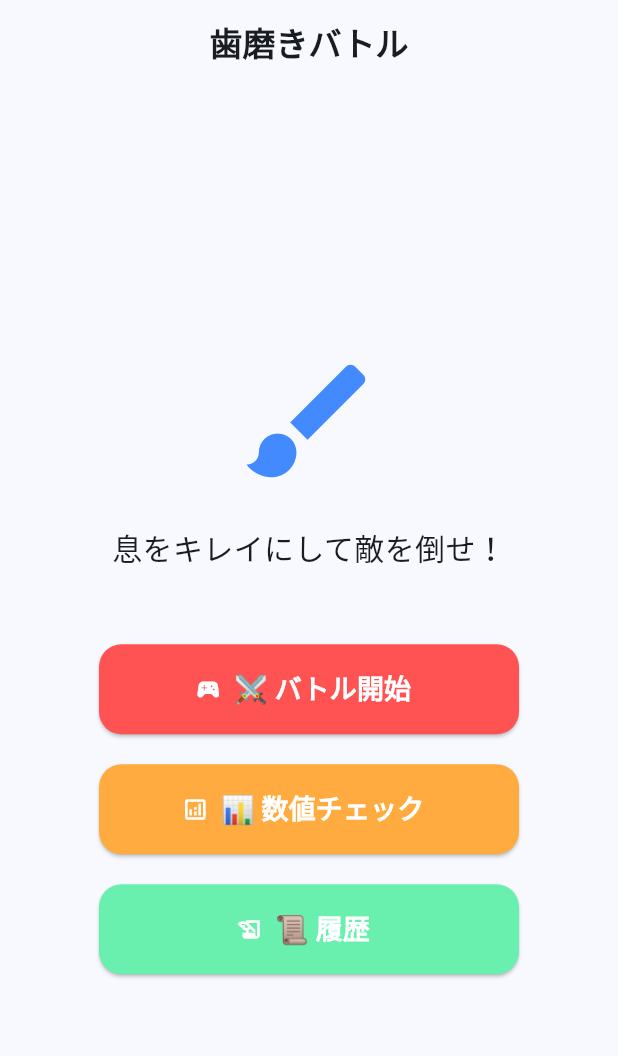
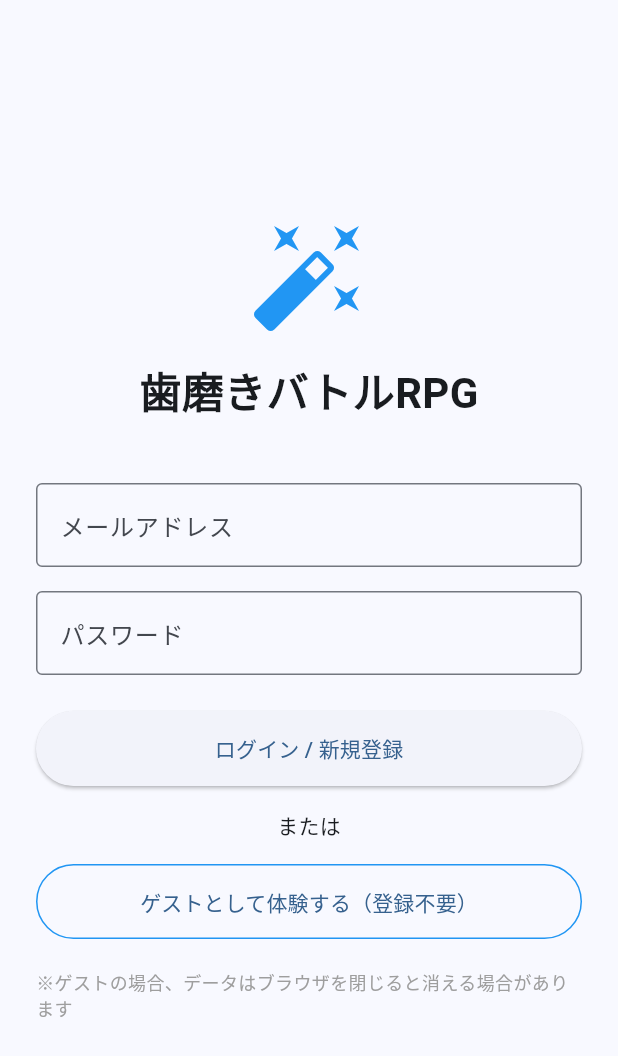
Before and after one commit to Laur3121/hackthon_hacku2026_techtechtechnology, a Flutter app: the screen it shows after launch, on a phone screen of 412 x 824 dp. Shown: the top 1056 px of the screen. Run offline on Flutter 3.47's test engine with Material 3 defaults, Android fonts, the phone set to English and light mode, and no system bars; our stand-ins replace firebase_auth, firebase_core, firebase_database, fl_chart; accounts and stored records are empty.

Commit message:
ユーザー機能追加

```diff
--- a/breath_checker/lib/main.dart
+++ b/breath_checker/lib/main.dart
@@ -1,19 +1,29 @@
 import 'package:flutter/material.dart';
 import 'package:firebase_core/firebase_core.dart';
-import 'firebase_options.dart'; // これは lib 直下にあるはずです
+import 'package:firebase_auth/firebase_auth.dart'; // ← ★これが必要
+import 'firebase_options.dart';
 import 'screens/home_screen.dart';
 import 'screens/measure_screen.dart';
 import 'screens/battle_screen.dart';
 import 'screens/history_screen.dart';
+import 'screens/login_screen.dart';
 
 void main() async {
   WidgetsFlutterBinding.ensureInitialized();
   await Firebase.initializeApp(options: DefaultFirebaseOptions.currentPlatform);
-  runApp(const ToothbrushBattleApp());
+
+  // 現在のユーザーを取得
+  final user = FirebaseAuth.instance.currentUser;
+
+  runApp(ToothbrushBattleApp(
+    // ログイン済みなら '/home'、未ログインなら '/'
+    initialRoute: user == null ? '/' : '/home',
+  ));
 }
 
 class ToothbrushBattleApp extends StatelessWidget {
-  const ToothbrushBattleApp({super.key});
+  final String initialRoute;
+  const ToothbrushBattleApp({super.key, required this.initialRoute});
 
   @override
   Widget build(BuildContext context) {
@@ -23,12 +33,14 @@ class ToothbrushBattleApp extends StatelessWidget {
         colorScheme: ColorScheme.fromSeed(seedColor: Colors.blue),
         useMaterial3: true,
       ),
-      initialRoute: '/',
+      // ★重複していた 'initialRoute: "/",' を削除し、コンストラクタから受け取ったものだけを使用
+      initialRoute: initialRoute,
       routes: {
-        '/': (context) => const HomeScreen(),
-        '/battle': (context) => BattleScreen(),   // constを外す
-        '/measure': (context) => MeasureScreen(), // constを外す
-        '/history': (context) => HistoryScreen(), // constを外す
+        '/': (context) => const LoginScreen(),
+        '/home': (context) => const HomeScreen(), // もし赤線が出るなら const を外してください
+        '/battle': (context) => const BattleScreen(),
+        '/measure': (context) => const MeasureScreen(),
+        '/history': (context) => const HistoryScreen(),
       },
       debugShowCheckedModeBanner: false,
     );
--- /dev/null
+++ b/breath_checker/lib/screens/login_screen.dart
@@ -0,0 +1,144 @@
+import 'package:flutter/material.dart';
+import 'package:firebase_auth/firebase_auth.dart';
+
+class LoginScreen extends StatefulWidget {
+  const LoginScreen({super.key});
+
+  @override
+  State<LoginScreen> createState() => _LoginScreenState();
+}
+
+class _LoginScreenState extends State<LoginScreen> {
+  final _auth = FirebaseAuth.instance;
+  final _emailController = TextEditingController();
+  final _passwordController = TextEditingController();
+  bool _isLoading = false;
+
+  // ゲストログイン（匿名認証）
+  Future<void> _signInAnonymously() async {
+    setState(() => _isLoading = true);
+    try {
+      await _auth.signInAnonymously();
+      if (mounted) {
+        // ログイン成功後、メイン画面へ移動（ルート名は自分の設定に合わせてください）
+        Navigator.pushReplacementNamed(context, '/home');
+      }
+    } catch (e) {
+      _showErrorDialog("ゲストログインに失敗しました: $e");
+    } finally {
+      if (mounted) setState(() => _isLoading = false);
+    }
+  }
+
+  // メールアドレスでサインアップ/ログイン（簡易版）
+  Future<void> _signInWithEmail() async {
+    if (_emailController.text.isEmpty || _passwordController.text.isEmpty) return;
+
+    setState(() => _isLoading = true);
+    try {
+      // 既存ユーザーならログイン、いなければ新規登録する流れが一般的ですが、
+      // ここではシンプルにサインインを試みます
+      await _auth.signInWithEmailAndPassword(
+        email: _emailController.text.trim(),
+        password: _passwordController.text.trim(),
+      );
+      if (mounted) Navigator.pushReplacementNamed(context, '/home');
+    } on FirebaseAuthException catch (e) {
+      _showErrorDialog("ログインエラー: ${e.message}");
+    } finally {
+      if (mounted) setState(() => _isLoading = false);
+    }
+  }
+
+  void _showErrorDialog(String message) {
+    showDialog(
+      context: context,
+      builder: (context) => AlertDialog(
+        title: const Text("エラー"),
+        content: Text(message),
+        actions: [
+          TextButton(onPressed: () => Navigator.pop(context), child: const Text("OK")),
+        ],
+      ),
+    );
+  }
+
+  @override
+  Widget build(BuildContext context) {
+    return Scaffold(
+      body: Center(
+        child: SingleChildScrollView(
+          padding: const EdgeInsets.all(24.0),
+          child: Column(
+            mainAxisAlignment: MainAxisAlignment.center,
+            children: [
+              // アプリロゴ的なもの
+              const Icon(Icons.auto_fix_high, size: 80, color: Colors.blue),
+              const SizedBox(height: 16),
+              const Text(
+                "歯磨きバトルRPG",
+                style: TextStyle(fontSize: 28, fontWeight: FontWeight.bold),
+              ),
+              const SizedBox(height: 40),
+
+              // メールアドレス入力
+              TextField(
+                controller: _emailController,
+                decoration: const InputDecoration(
+                  labelText: "メールアドレス",
+                  border: OutlineInputBorder(),
+                ),
+                keyboardType: TextInputType.emailAddress,
+              ),
+              const SizedBox(height: 16),
+
+              // パスワード入力
+              TextField(
+                controller: _passwordController,
+                decoration: const InputDecoration(
+                  labelText: "パスワード",
+                  border: OutlineInputBorder(),
+                ),
+                obscureText: true,
+              ),
+              const SizedBox(height: 24),
+
+              // ログインボタン
+              SizedBox(
+                width: double.infinity,
+                height: 50,
+                child: ElevatedButton(
+                  onPressed: _isLoading ? null : _signInWithEmail,
+                  child: const Text("ログイン / 新規登録"),
+                ),
+              ),
+
+              const SizedBox(height: 16),
+              const Text("または"),
+              const SizedBox(height: 16),
+
+              // ゲストログインボタン
+              SizedBox(
+                width: double.infinity,
+                height: 50,
+                child: OutlinedButton(
+                  onPressed: _isLoading ? null : _signInAnonymously,
+                  style: OutlinedButton.styleFrom(side: const BorderSide(color: Colors.blue)),
+                  child: _isLoading
+                    ? const CircularProgressIndicator()
+                    : const Text("ゲストとして体験する（登録不要）"),
+                ),
+              ),
+
+              const SizedBox(height: 20),
+              const Text(
+                "※ゲストの場合、データはブラウザを閉じると消える場合があります",
+                style: TextStyle(fontSize: 12, color: Colors.grey),
+              ),
+            ],
+          ),
+        ),
+      ),
+    );
+  }
+}
--- a/breath_checker/pubspec.yaml
+++ b/breath_checker/pubspec.yaml
@@ -39,6 +39,7 @@ dependencies:
   fl_chart: ^1.2.0
   http: ^1.6.0
   intl: ^0.20.2
+  firebase_auth: ^6.2.0
 
 dev_dependencies:
   flutter_test:
--- a/breath_checker_api/requirements.txt
+++ b/breath_checker_api/requirements.txt
@@ -3,3 +3,4 @@ uvicorn[standard]
 firebase-admin
 psycopg2-binary
 sqlalchemy
+pydantic
```
Also changed, not shown: breath_checker/lib/screens/battle_screen.dart (+91 -86 lines), breath_checker/lib/screens/history_screen.dart (+12 -1 lines), breath_checker/lib/services/api_service.dart (added, +41 -0 lines), breath_checker/firebase.json, breath_checker/pubspec.lock, 7 other files.
